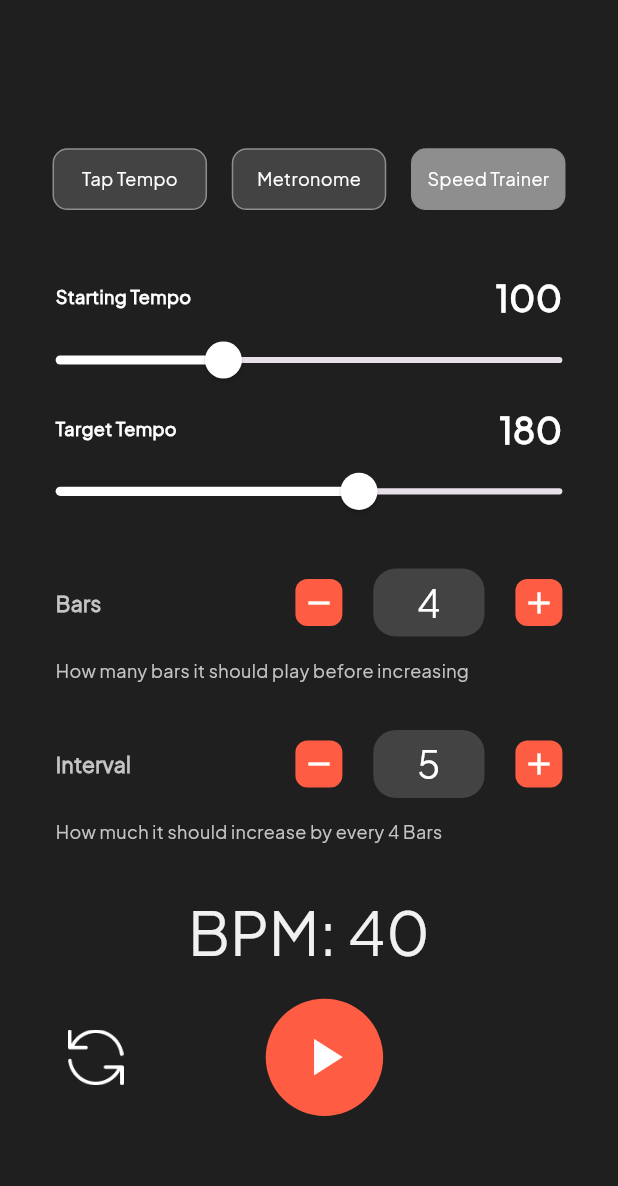
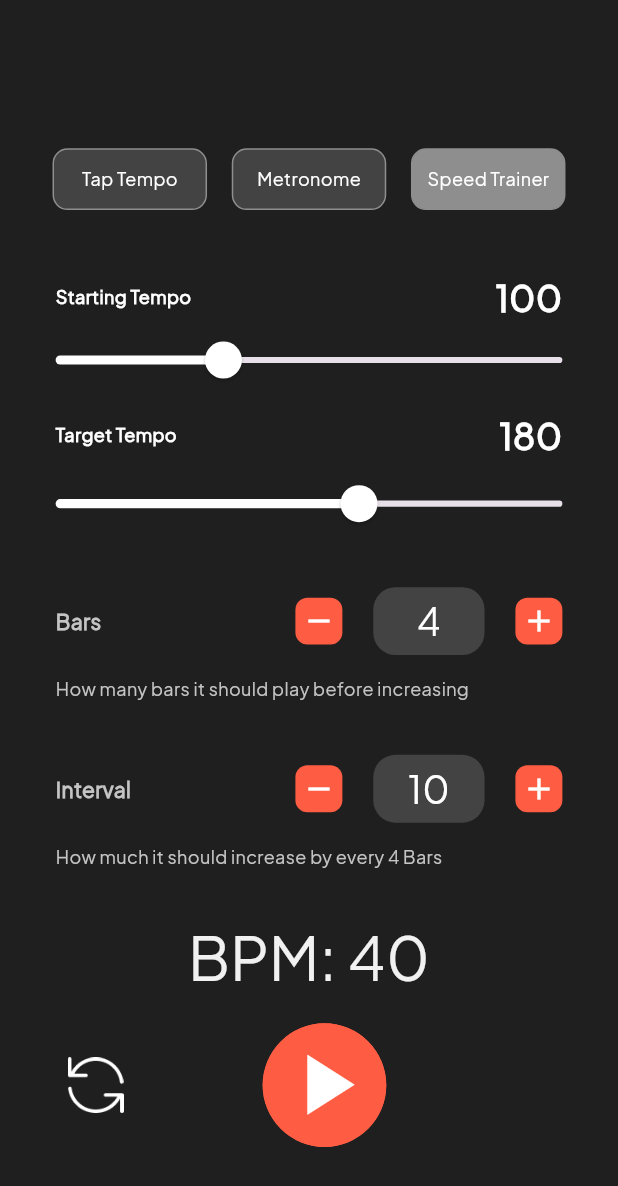
Before and after one commit to Zakariya5567/flutter-jhg-rhythm-master, a Flutter app: the HomeScreen screen opened directly, after a tap on "Metronome", after a tap on the "play arrow" icon, after a tap on "Speed Trainer", on a phone screen of 412 x 824 dp. Shown: the top 1186 px of the screen. Run offline on Flutter 3.47's test engine with Material 2 defaults, Android fonts, the phone set to English and light mode, and no system bars; our stand-ins replace just_audio; missing offline and left inert: reg_page.

Commit message:
UI changes,metronome issues fixed

```diff
--- a/lib/providers/metro_provider.dart
+++ b/lib/providers/metro_provider.dart
@@ -49,75 +49,84 @@ class MetroProvider extends ChangeNotifier{
   // set sounds to sound list
   setSoundList(){
     soundList.clear();
+
     soundList.add(SoundModel(id: 0, name: AppConstant.logic, beat1: AppConstant.logic1Sound, beat2: AppConstant.logic2Sound));
-    soundList.add(SoundModel(id: 1,name: AppConstant.click, beat1: AppConstant.clave1Sound, beat2: AppConstant.clave2Sound));
+
+    soundList.add(SoundModel(id: 1,name: AppConstant.click, beat1: AppConstant.click1Sound, beat2: AppConstant.click2Sound));
+
     soundList.add(SoundModel(id: 2,name: AppConstant.drumsticks, beat1: AppConstant.drumsticks1Sound, beat2: AppConstant.drumsticks2Sound));
-    soundList.add(SoundModel(id: 3,name: AppConstant.fineMetronome, beat1: AppConstant.fineMetronome1Sound, beat2: AppConstant.fineMetronome2Sound));
-    soundList.add(SoundModel(id: 4,name: AppConstant.heartbeat, beat1: AppConstant.heartbeat1Sound, beat2: AppConstant.heartbeat2Sound));
-    soundList.add(SoundModel(id: 5,name: AppConstant.lowClave, beat1: AppConstant.logic1Sound, beat2: AppConstant.logic2Sound));
-    soundList.add(SoundModel(id: 6,name: AppConstant.ping, beat1: AppConstant.ping1Sound, beat2: AppConstant.ping2Sound));
-    soundList.add(SoundModel(id: 7,name: AppConstant.rim, beat1: AppConstant.reason1Sound, beat2: AppConstant.reason2Sound));
-    soundList.add(SoundModel(id: 8,name: AppConstant.seiko, beat1: AppConstant.seiko1Sound, beat2: AppConstant.seiko2Sound));
-    soundList.add(SoundModel(id: 9,name: AppConstant.softClick, beat1: AppConstant.softClick1Sound, beat2: AppConstant.softClick2Sound));
-    soundList.add(SoundModel(id: 10,name: AppConstant.ableton, beat1: AppConstant.ableton1Sound, beat2: AppConstant.ableton2Sound));
-    soundList.add(SoundModel(id: 11,name: AppConstant.cubase, beat1: AppConstant.clave1Sound, beat2: AppConstant.cubase2Sound));
-    soundList.add(SoundModel(id: 12,name: AppConstant.flStudio, beat1: AppConstant.flStudio1Sound, beat2: AppConstant.flStudio2Sound));
-    soundList.add(SoundModel(id: 13,name: AppConstant.maschine, beat1: AppConstant.maschinelSound, beat2: AppConstant.maschine2Sound));
-    soundList.add(SoundModel(id: 14,name: AppConstant.mpc, beat1: AppConstant.mpc1Sound, beat2: AppConstant.mpc2Sound));
-    soundList.add(SoundModel(id: 15,name: AppConstant.protoolDefault, beat1: AppConstant.protoolsDefault1Sound, beat2: AppConstant.protoolsDefault2Sound));
-    soundList.add(SoundModel(id: 16,name: AppConstant.protoolMarimba, beat1: AppConstant.protoolsMarimba1Sound, beat2: AppConstant.protoolsMarimba2Sound));
-    soundList.add(SoundModel(id: 17,name: AppConstant.reason, beat1: AppConstant.reason1Sound, beat2: AppConstant.reason2Sound));
-    soundList.add(SoundModel(id: 18,name: AppConstant.sonar, beat1: AppConstant.sonar1Sound, beat2: AppConstant.sonar2Sound));
+
+    soundList.add(SoundModel(id: 3,name: AppConstant.ping, beat1: AppConstant.ping1Sound, beat2: AppConstant.ping2Sound));
+
+    soundList.add(SoundModel(id: 4,name: AppConstant.seiko, beat1: AppConstant.seiko1Sound, beat2: AppConstant.seiko2Sound));
+
+    soundList.add(SoundModel(id: 5,name: AppConstant.ableton, beat1: AppConstant.ableton1Sound, beat2: AppConstant.ableton2Sound));
+
+    soundList.add(SoundModel(id: 6,name: AppConstant.cubase, beat1: AppConstant.cubase1Sound, beat2: AppConstant.cubase2Sound));
+
+    soundList.add(SoundModel(id: 7,name: AppConstant.flStudio, beat1: AppConstant.flStudio1Sound, beat2: AppConstant.flStudio2Sound));
+
+    soundList.add(SoundModel(id: 8,name: AppConstant.maschine, beat1: AppConstant.maschine1Sound, beat2: AppConstant.maschine2Sound));
+
+    soundList.add(SoundModel(id: 9,name: AppConstant.protoolDefault, beat1: AppConstant.protoolsDefault1Sound, beat2: AppConstant.protoolsDefault2Sound));
+
+    soundList.add(SoundModel(id: 10,name: AppConstant.protoolMarimba, beat1: AppConstant.protoolsMarimba1Sound, beat2: AppConstant.protoolsMarimba2Sound));
+
+    soundList.add(SoundModel(id: 11,name: AppConstant.reason, beat1: AppConstant.reason1Sound, beat2: AppConstant.reason2Sound));
+
+    soundList.add(SoundModel(id: 12,name: AppConstant.sonar, beat1: AppConstant.sonar1Sound, beat2: AppConstant.sonar2Sound));
   }
 
 
+  // Initialize  animation controller
+  initializeAnimationController(TickerProviderStateMixin ticker,)async{
+    setSoundList();
+    if(timer != null){
+      timer!.cancel();
+    }
+    timer = Timer.periodic(Duration(milliseconds: (60000 / bpm).round() ), (timer) {
+      player.setVolume(0);
+      playSound();
+    });
+    // calling sound list to add sound to sound list
 
-  // Initialize  animation controller
-  initializeAnimationController(TickerProviderStateMixin ticker,bool isMute)async{
+    controller = AnimationController(
+    duration: Duration(milliseconds: (30000 / bpm).round()),
+    vsync: ticker,
+    );
 
-    // calling sound list to add sound to sound list
-    setSoundList();
+    animation = Tween<double>(begin: 0, end: 1).animate(controller!);
+    controller!.repeat(reverse: true);
+    controller!.stop();
 
-   soundName = AppConstant.logic;
-   firstBeat = AppConstant.logic1Sound;
-   secondBeat = AppConstant.logic2Sound;
 
-   // assign values to controller
+    Future.delayed(Duration.zero,(){
+      selectedButton = 0;
+      totalBeat = 4;
+      position = 0;
+      bpm = 120;
+      totalBeat = 4;
+      totalTick = 0;
+      isPlaying = false;
+      soundName = AppConstant.logic;
+      firstBeat = AppConstant.logic1Sound;
+      secondBeat = AppConstant.logic2Sound;
+      notifyListeners();
+    });
 
-    if(isMute == true){
-      controller = AnimationController(
-        duration: Duration(milliseconds: (60000 / bpm).round()),
-        vsync: ticker,
-      );
-      animation = Tween<double>(begin: -1, end: 1).animate(controller!);
 
-      player.setVolume(0.0);
-      controller!.repeat(reverse: true);
-      Future.delayed(const Duration(seconds: 3),() async {
-        controller!.reset();
-        animation = Tween<double>(begin: 0, end: 1).animate(controller!);
-        await player.stop();
-        player.setVolume(1.0);
-        notifyListeners();
-      });
-    }else{
-      controller = AnimationController(
-        duration: Duration(milliseconds: (30000 / bpm).round()),
-        vsync: ticker,
-      );
-      animation = Tween<double>(begin: 0, end: 1).animate(controller!);
-
-    }
 
   }
 
   // dispose controller if off the page
   Future<void> disposeController() async {
+    if(timer != null){
+      timer!.cancel();
+    }
     isPlaying = false;
     if(controller != null){
       controller!.dispose();
     }
-
   }
 
 
@@ -129,10 +138,15 @@ class MetroProvider extends ChangeNotifier{
      totalBeat = 4;
      totalTick = 0;
      isPlaying = false;
+     if(timer != null){
+       timer!.cancel();
+     }
      if(controller != null){
        animation = Tween<double>(begin: 0, end: 1).animate(controller!);
        controller!.reset();
      }
+     selectedButton = 0;
+     totalBeat = 4;
      soundName = AppConstant.logic;
      firstBeat = AppConstant.logic1Sound;
      secondBeat = AppConstant.logic2Sound;
@@ -143,7 +157,7 @@ class MetroProvider extends ChangeNotifier{
   // Setting position, BPM, and notifying listeners
   setPosition(double value,TickerProviderStateMixin ticker){
     position = value;
-    bpm  = value;
+    bpm = value;
     totalTick = 0;
     notifyListeners();
     if(isPlaying == true){
@@ -160,6 +174,9 @@ class MetroProvider extends ChangeNotifier{
     if (isPlaying) {
       controller!.reset();
       animation = Tween<double>(begin: 0, end: 1).animate(controller!);
+       if(timer != null){
+         timer!.cancel();
+       }
        if(player.playing){
         await player.stop();
        }
@@ -202,69 +219,129 @@ class MetroProvider extends ChangeNotifier{
 
 
   bool firstTime = true;
+  bool isRepeat = true;
+  Timer? timer ;
 
-  // Set timer base on the BPM
+
+
+  // setTimer(TickerProviderStateMixin ticker) async {
+  //
+  //   // dispose the previous timer adn add new one base on BPM
+  //   totalTick = 0;
+  //   firstTime = true;
+  //   controller!.reset();
+  //   controller!.dispose();
+  //   controller =  AnimationController(
+  //     duration:  Duration( milliseconds: (60000 / bpm).round()),
+  //     vsync: ticker,
+  //   );
+  //   animation = Tween<double>(begin: 0, end: 1).animate(controller!);
+  //   controller!.repeat(reverse: true,);
+  //   // Listen to timer to animate stalk and play sound
+  //   controller!.addStatusListener((status) {
+  //     if(status == AnimationStatus.forward){
+  //       if(firstTime == true){
+  //         firstTime = false;
+  //         playSound();
+  //       }
+  //       else{
+  //         playSound();
+  //       }
+  //     }
+  //     if(status == AnimationStatus.reverse){
+  //       if(firstTime == true){
+  //         controller!.duration = Duration( milliseconds: (60000 / bpm).round());
+  //         animation = Tween<double>(begin: -1, end: 1).animate(controller!);
+  //         controller!.repeat(reverse: true,);
+  //         playSound();
+  //       }else{
+  //          playSound();
+  //       }
+  //     }
+  //     if(status == AnimationStatus.completed){
+  //     }
+  //     if(status == AnimationStatus.dismissed){}
+  //
+  //
+  //   });
+  //
+  // }
+
+  ///=================================
+  //Set timer base on the BPM
   setTimer(TickerProviderStateMixin ticker) async {
-
+    player.setVolume(1.0);
     // dispose the previous timer adn add new one base on BPM
+    totalTick = 0;
     firstTime = true;
     controller!.reset();
     controller!.dispose();
-    controller =  AnimationController(
-      duration:  Duration( milliseconds: (30000 / bpm).round()),
-      vsync: ticker,
-    );
+    if(totalBeat == 6){
+      controller =  AnimationController(
+        duration:  Duration( milliseconds: (30000 / bpm).round()),
+        vsync: ticker,
+      );
+    }else{
+      controller =  AnimationController(
+        duration:  Duration( milliseconds: (60000 / bpm).round()),
+        vsync: ticker,
+      );
+    }
+
     animation = Tween<double>(begin: 0, end: 1).animate(controller!);
+    if(timer != null){
+      timer!.cancel();
+     }
+    if(totalBeat == 6){
+      timer = Timer.periodic(Duration(milliseconds: (30000 / bpm).round() ), (timer) {
+        playSound();
+      });
+    }else{
+      timer = Timer.periodic(Duration(milliseconds: (60000 / bpm).round() ), (timer) {
+        playSound();
+      });
+    }
+
     controller!.repeat(reverse: true);
-
     // Listen to timer to animate stalk and play sound
     controller!.addStatusListener((status) {
       if(status == AnimationStatus.forward){
         if(firstTime == true){
           firstTime = false;
         }
-        else{
-          playSound();
-        }
-
       }
       if(status == AnimationStatus.reverse){
         if(firstTime == true){
-          controller!.duration = Duration( milliseconds: (60000 / bpm).round());
           animation = Tween<double>(begin: -1, end: 1).animate(controller!);
-          controller!.repeat(reverse: true);
-
-        }else{
-          playSound();
+          controller!.repeat(reverse: true,);
         }
       }
-      if(status == AnimationStatus.completed){
-      }
-      if(status == AnimationStatus.dismissed){}
-
-
     });
   }
 
 
+  ///===================================
   // Set beats based on the selected button
   // Setting total beats based on the selected button and notifying listeners
 
   int selectedButton = 0;
-  setBeats(index){
+  setBeats(TickerProviderStateMixin ticker,index){
     if(index == 0 ){
       totalBeat = 4;
       selectedButton = index;
       notifyListeners();
+      setTimer(ticker);
 
     }else if(index == 1 ){
       totalBeat = 3;
       selectedButton = index;
       notifyListeners();
+      setTimer(ticker);
     }else if(index == 2 ){
       totalBeat = 6;
       selectedButton = index;
       notifyListeners();
+      setTimer(ticker);
     }
 
   }
--- a/lib/providers/speed_provider.dart
+++ b/lib/providers/speed_provider.dart
@@ -36,7 +36,7 @@ class SpeedProvider extends ChangeNotifier{
 
   // INTERVAL VALUES
   // BPM SPEED WILL CHANGE ACCORDING TO INTERVAL
-  int interval = 5;
+  int interval = 10;
   int minInterval = 1;
   int maxInterval = 120;
 
@@ -67,7 +67,7 @@ class SpeedProvider extends ChangeNotifier{
     bpm = 100;
     startTempo = 100;
     targetTempo = 180;
-    interval = 5;
+    interval = 10;
     bar = 4;
     totalTick = 0;
     barCounter = 0;
@@ -231,7 +231,7 @@ class SpeedProvider extends ChangeNotifier{
     bpm = 100;
     startTempo = 100;
     targetTempo = 180;
-    interval = 5;
+    interval = 10;
     bar = 4;
     totalTick = 0;
     barCounter = 0;
--- a/lib/screens/home_screen.dart
+++ b/lib/screens/home_screen.dart
@@ -45,13 +45,8 @@ class _HomeScreenState extends State<HomeScreen> with TickerProviderStateMixin {
   }
 
   @override
-  void initState() {
+    void initState() {
     setExpiryDate();
-    Future.delayed(Duration.zero,(){
-      final metroProvider = Provider.of<MetroProvider>(context, listen: true);
-      metroProvider.initializeAnimationController(this,false);
-    });
-
     super.initState();
   }
 
@@ -74,26 +69,6 @@ class _HomeScreenState extends State<HomeScreen> with TickerProviderStateMixin {
             child: Column(
               crossAxisAlignment: CrossAxisAlignment.center,
               children: [
-
-                // SETTING ICON
-                // Align(alignment: Alignment.topRight,
-                //   child: GestureDetector(
-                //     onTap: ()async{
-                //       Navigator.push(context, MaterialPageRoute(builder: (context){
-                //         return  Setting(
-                //           yearlySubscriptionId: AppConstant.yearlySubscriptionId,
-                //           monthlySubscriptionId: AppConstant.monthlySubscriptionId,
-                //           nextPage: ()=> const HomeScreen(),);
-                //       }));
-                //     },
-                //     child:Padding(
-                //       padding:  EdgeInsets.only(top: height*0.01,right: width*0.01),
-                //       child: Icon(Icons.settings,
-                //         color: AppColors.whitePrimary, size: width*0.1,
-                //       ),
-                //     ),
-                //   ),),
-
 
                 // SPACER
                 SizedBox(height: height*0.07,),
--- a/lib/screens/metro_view.dart
+++ b/lib/screens/metro_view.dart
@@ -23,7 +23,7 @@ class _MetroViewState extends State<MetroView> with TickerProviderStateMixin {
   void initState() {
     super.initState();
       final metroProvider = Provider.of<MetroProvider>(context, listen: false);
-      metroProvider.initializeAnimationController(this,false);
+      metroProvider.initializeAnimationController(this);
   }
 
   MetroProvider? metroProvider;
@@ -52,8 +52,10 @@ class _MetroViewState extends State<MetroView> with TickerProviderStateMixin {
           mainAxisAlignment: MainAxisAlignment.center,
           crossAxisAlignment: CrossAxisAlignment.start,
           children: [
+
             // SPACER
             SizedBox(height: height * 0.04),
+
 
             Row(
               children: [
@@ -70,10 +72,9 @@ class _MetroViewState extends State<MetroView> with TickerProviderStateMixin {
                       shrinkWrap: true,
                       scrollDirection: Axis.vertical,
                       itemBuilder: (context, index) {
-                        return
-                          GestureDetector(
+                        return GestureDetector(
                             onTap: () async {
-                              controller.setBeats(index);
+                              controller.setBeats(this,index);
                             },
                             child: Padding(
                               padding:
@@ -196,7 +197,6 @@ class _MetroViewState extends State<MetroView> with TickerProviderStateMixin {
                         ),
                       ),
 
-
                       // Slider up down
                       Positioned(
                         left: width * 0.270,
@@ -235,7 +235,6 @@ class _MetroViewState extends State<MetroView> with TickerProviderStateMixin {
               ],
             ),
 
-
             // SPACER
             SizedBox(
               height: height * 0.035,
@@ -255,10 +254,10 @@ class _MetroViewState extends State<MetroView> with TickerProviderStateMixin {
                     child: ButtonTheme(
                       alignedDropdown: true,
                       child: DropdownButton<SoundModel>(
+                        menuMaxHeight:height*0.40,
                         isExpanded: true,
                         isDense: true,
                         value: controller.soundList[controller.selectedIndex],
-                        // SoundModel(name: controller.soundName, beat1: controller.firstBeat, beat2: controller.secondBeat),
                         padding: EdgeInsets.zero,
                         underline: Container(),
                         borderRadius: BorderRadius.circular(20),
@@ -296,7 +295,7 @@ class _MetroViewState extends State<MetroView> with TickerProviderStateMixin {
                                 padding:  EdgeInsets.symmetric(horizontal:width*0.04),
                                 child: Text(controller.soundList[i].name.toString(),
                                   style: TextStyle(color: AppColors.whitePrimary,fontSize: 18,
-                                      fontWeight: FontWeight.w500,fontFamily: AppConstant.sansFont
+                                      fontWeight: FontWeight.w600,fontFamily: AppConstant.sansFont
                                   ),
                                 ),
                               ),
@@ -423,17 +422,22 @@ class _MetroViewState extends State<MetroView> with TickerProviderStateMixin {
                         controller.startStop(this);
                       },
                       child: Container(
-                        height: height * 0.095,
-                        width: height * 0.095,
+                        height: height * 0.10,
+                        width: height * 0.10,
                         decoration: BoxDecoration(
                           shape: BoxShape.circle,
                           color:  AppColors.redPrimary,
                         ),
-                        child: Center(
                         child:
+                        Center(
+                            child:
+                            controller.isPlaying == true ?
+
                             Icon(
-                              controller.isPlaying == true ? Icons.pause :
-                              Icons.play_arrow,color: AppColors.whitePrimary,size: width*0.10,)
+                              Icons.pause ,color: AppColors.whitePrimary,size: height*0.066,) :
+                            Icon(
+                              Icons.play_arrow,color: AppColors.whitePrimary,size: height*0.083,)
+
                         ),
                       ),
                     ),
--- a/lib/screens/speed_view.dart
+++ b/lib/screens/speed_view.dart
@@ -73,11 +73,11 @@ class _SpeedViewState extends State<SpeedView> with TickerProviderStateMixin {
               }),
             ),
             // SPACER
-            SizedBox(height: height * 0.02),
+            SizedBox(height: height * 0.025),
             // TARGET TEMPO
             Heading(title: AppConstant.targetTempo, numbers: controller.targetTempo.toStringAsFixed(0)),
             // SPACER
-            SizedBox(height: height * 0.015),
+            SizedBox(height: height * 0.020),
             // TARGET SLIDER
             SliderTheme(
               data: SliderThemeData(
@@ -99,7 +99,7 @@ class _SpeedViewState extends State<SpeedView> with TickerProviderStateMixin {
               ),
             ),
             // SPACER
-            SizedBox(height: height * 0.04),
+            SizedBox(height: height * 0.045),
             // BARS
             AddAndSubtractButton(
                 title: AppConstant.bars,
@@ -113,7 +113,7 @@ class _SpeedViewState extends State<SpeedView> with TickerProviderStateMixin {
                 }
             ),
             // SPACER
-            SizedBox(height: height*0.03,),
+            SizedBox(height: height*0.035,),
             // INTERVAL BUTTONS
             AddAndSubtractButton(
                 title: AppConstant.interval,
@@ -189,17 +189,32 @@ class _SpeedViewState extends State<SpeedView> with TickerProviderStateMixin {
                         controller. startStop();
                       },
                       child: Container(
-                        height: height * 0.095,
-                        width: height * 0.095,
+                        height: height * 0.10,
+                        width: height * 0.10,
                         decoration: BoxDecoration(
                           shape: BoxShape.circle,
                           color:  AppColors.redPrimary,
                         ),
                         child: Center(
-                            child:
-                            Icon(
-                              controller.isPlaying == true ? Icons.pause :
-                              Icons.play_arrow,color: AppColors.whitePrimary,size: width*0.10,)
+
+                            child: Container(
+                          height: height * 0.10,
+                          width: height * 0.10,
+                          decoration: BoxDecoration(
+                            shape: BoxShape.circle,
+                            color:  AppColors.redPrimary,
+                          ),
+                          child: Center(
+                              child:
+                              controller.isPlaying == true ?
+
+                              Icon(
+                                Icons.pause ,color: AppColors.whitePrimary,size: height*0.066,) :
+                              Icon(
+                                Icons.play_arrow,color: AppColors.whitePrimary,size: height*0.083,)
+
+                          ),
+                        ),
                         ),
                       ),
                     ),
@@ -254,12 +269,12 @@ class Heading extends StatelessWidget {
             ),
           ),
 
-
         ],
       ),
     );
   }
 }
+
 class AddAndSubtractButton extends StatelessWidget {
   const AddAndSubtractButton({super.key,
     required this.title,
--- a/lib/utils/app_constant.dart
+++ b/lib/utils/app_constant.dart
@@ -29,21 +29,14 @@ static const String startingTempo = 'Starting Tempo';
 static const String logic = 'Logic';
 static const String click = 'Click';
 static const String drumsticks = 'Drumsticks';
-static const String fineMetronome = 'Fine Metronome';
-static const String heartbeat = 'Heartbeat';
-static const String lowClave = 'Low Clave';
 static const String ping = 'Ping';
-static const String rim = 'Rim';
 static const String seiko = 'Seiko';
-static const String softClick = 'Soft Click';
 static const String ableton = 'Ableton';
 static const String cubase = 'Cubase';
 static const String flStudio = 'FL Studio';
 static const String maschine = 'Maschine';
-static const String mpc = 'MPC';
 static const String protoolDefault = 'Protools Default';
 static const String protoolMarimba = 'Protools Marimba';
-
 static const String reason = 'Reason';
 static const String sonar = 'Sonar';
 
@@ -63,42 +56,24 @@ static const String monthlySubscriptionId  =  "com.jamieharrisonguitar.taptempo.
  //drumstick
   static const String drumsticks1Sound= "assets/audio/drumsticks1.mp3";
   static const String drumsticks2Sound ="assets/audio/drumsticks2.mp3";
- //fine metronome
-  static const String fineMetronome1Sound=    "assets/audio/fineMetronome1.mp3";
-  static const String fineMetronome2Sound=    "assets/audio/fineMetronome2.mp3";
- //heart beat
-  static const String heartbeat1Sound=    "assets/audio/heartbeat1.mp3";
-  static const String heartbeat2Sound =    "assets/audio/heartbeat2.mp3";
- // low clave
-  static const String clave1Sound=    "assets/audio/clave1.mp3";
-  static const String clave2Sound=    "assets/audio/clave2.mp3";
   //ping
   static const String ping1Sound=    "assets/audio/ping1.mp3";
   static const String ping2Sound=    "assets/audio/ping2.mp3";
-//Rim
-  static const String rim1Sound=    "assets/audio/rim1.mp3";
-  static const String rim2Sound =  "assets/audio/rim2.mp3";
-//Sekio
+  //Sekio
   static const String seiko1Sound=    "assets/audio/seiko1.mp3";
   static const String seiko2Sound =  "assets/audio/seiko2.mp3";
-//SoftClick
-  static const String softClick1Sound  = "assets/audio/softclick1.mp3";
-  static const String softClick2Sound ="assets/audio/softclick2.mp3";
-//ableton
+ //ableton
   static const String ableton1Sound= "assets/audio/ableton1.mp3";
   static const String ableton2Sound="assets/audio/ableton2.mp3";
-//Cubase
+  //Cubase
   static const String cubase1Sound=    "assets/audio/cubase1.mp3";
   static const String cubase2Sound=    "assets/audio/cubase2.mp3";
-//FLStudio
+  //FLStudio
   static const String flStudio1Sound= "assets/audio/fLStudio1.mp3";
   static const String flStudio2Sound="assets/audio/fLStudio2.mp3";
  //Maschine
-  static const String maschinelSound=    "assets/audio/maschine1.mp3";
+  static const String maschine1Sound=    "assets/audio/maschine1.mp3";
   static const String maschine2Sound=    "assets/audio/maschine2.mp3";
- //MPC
-  static const String mpc1Sound=    "assets/audio/mpc1.mp3";
-  static const String mpc2Sound=   "assets/audio/mpc2.mp3";
   //ProtoolsDefault
   static const String protoolsDefault1Sound=    "assets/audio/protoolsDefault1.mp3";
   static const String protoolsDefault2Sound =  "assets/audio/protoolsDefault2.mp3";
--- a/pubspec.yaml
+++ b/pubspec.yaml
@@ -70,7 +70,6 @@ flutter:
     - assets/images/
     - assets/audio/
 
-
   fonts:
     - family: PlusJakartaSans-Regular
       fonts:
```
Also changed, not shown: assets/images/logo.png (added), 15 other files. Lines whose indentation alone changed are shown as unchanged.
